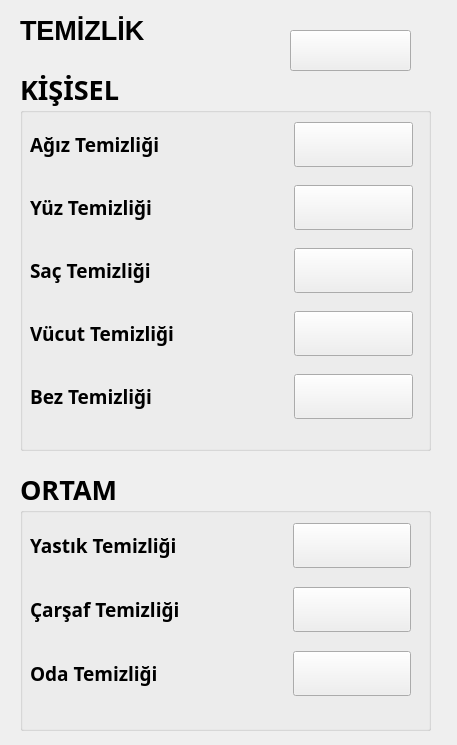
Above: ui/cleaning.ui from ahmetfaslantas/MaM-Sense before the change. Below: the same form after it.
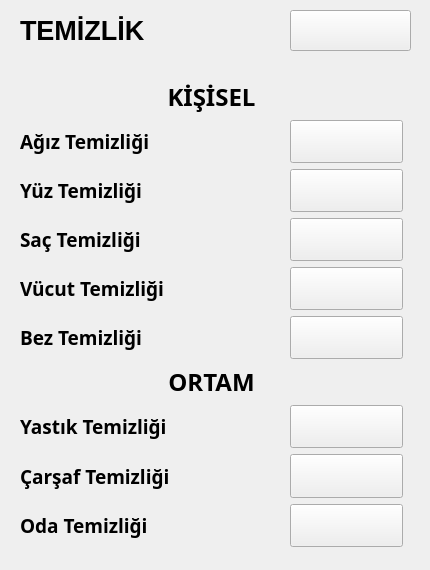
That is the form after the change. Icons and pictures are not drawn.

Commit message: Added Cleaning class and fixed a bug in FocusUtil

```diff
--- a/ui/cleaning.ui
+++ b/ui/cleaning.ui
@@ -1,13 +1,13 @@
 <?xml version="1.0" encoding="UTF-8"?>
 <ui version="4.0">
  <class>MainWindow</class>
- <widget class="QMainWindow" name="MainWindow">
+ <widget class="QWidget" name="MainWindow">
   <property name="geometry">
    <rect>
     <x>0</x>
     <y>0</y>
-    <width>457</width>
-    <height>745</height>
+    <width>430</width>
+    <height>570</height>
    </rect>
   </property>
   <property name="windowTitle">
@@ -18,13 +18,33 @@
     <normaloff>icons/MAMLOGO.png</normaloff>icons/MAMLOGO.png</iconset>
   </property>
   <widget class="QWidget" name="centralwidget">
-   <widget class="QGroupBox" name="groupBox">
+   <widget class="QLabel" name="label_15">
     <property name="geometry">
      <rect>
       <x>20</x>
-      <y>70</y>
-      <width>411</width>
-      <height>381</height>
+      <y>0</y>
+      <width>211</width>
+      <height>61</height>
+     </rect>
+    </property>
+    <property name="font">
+     <font>
+      <pointsize>20</pointsize>
+      <weight>75</weight>
+      <bold>true</bold>
+     </font>
+    </property>
+    <property name="text">
+     <string>TEMİZLİK</string>
+    </property>
+   </widget>
+   <widget class="QPushButton" name="pushButton_69">
+    <property name="geometry">
+     <rect>
+      <x>290</x>
+      <y>10</y>
+      <width>121</width>
+      <height>41</height>
      </rect>
     </property>
     <property name="font">
@@ -35,48 +55,52 @@
       <bold>true</bold>
      </font>
     </property>
-    <property name="title">
-     <string>KİŞİSEL</string>
+    <property name="text">
+     <string/>
     </property>
+    <property name="icon">
+     <iconset>
+      <normaloff>icons/back.png</normaloff>icons/back.png</iconset>
+    </property>
+    <property name="iconSize">
+     <size>
+      <width>32</width>
+      <height>32</height>
+     </size>
+    </property>
+   </widget>
     <widget class="QWidget" name="gridLayoutWidget">
      <property name="geometry">
       <rect>
-       <x>10</x>
-       <y>40</y>
+      <x>20</x>
+      <y>80</y>
        <width>383</width>
-       <height>321</height>
+      <height>467</height>
       </rect>
      </property>
      <layout class="QGridLayout" name="gridLayout">
       <property name="horizontalSpacing">
        <number>120</number>
       </property>
+     <item row="4" column="0">
+      <widget class="QLabel" name="label_12">
+       <property name="font">
+        <font>
+         <family>Century Gothic</family>
+         <pointsize>14</pointsize>
+         <weight>75</weight>
+         <bold>true</bold>
+        </font>
+       </property>
+       <property name="text">
+        <string>Vücut Temizliği</string>
+       </property>
+       <property name="alignment">
+        <set>Qt::AlignLeading|Qt::AlignLeft|Qt::AlignVCenter</set>
+       </property>
+      </widget>
+     </item>
       <item row="3" column="1">
-       <widget class="QPushButton" name="pushButton_67">
-        <property name="font">
-         <font>
-          <family>Century Gothic</family>
-          <pointsize>20</pointsize>
-          <weight>75</weight>
-          <bold>true</bold>
-         </font>
-        </property>
-        <property name="text">
-         <string/>
-        </property>
-        <property name="icon">
-         <iconset>
-          <normaloff>icons/notification.png</normaloff>icons/notification.png</iconset>
-        </property>
-        <property name="iconSize">
-         <size>
-          <width>32</width>
-          <height>32</height>
-         </size>
-        </property>
-       </widget>
-      </item>
-      <item row="2" column="1">
        <widget class="QPushButton" name="pushButton_66">
         <property name="font">
          <font>
@@ -101,32 +125,25 @@
         </property>
        </widget>
       </item>
-      <item row="4" column="1">
-       <widget class="QPushButton" name="pushButton_68">
+     <item row="7" column="0">
+      <widget class="QLabel" name="label_8">
         <property name="font">
          <font>
           <family>Century Gothic</family>
-          <pointsize>20</pointsize>
+         <pointsize>14</pointsize>
           <weight>75</weight>
           <bold>true</bold>
          </font>
         </property>
         <property name="text">
-         <string/>
-        </property>
-        <property name="icon">
-         <iconset>
-          <normaloff>icons/notification.png</normaloff>icons/notification.png</iconset>
-        </property>
-        <property name="iconSize">
-         <size>
-          <width>32</width>
-          <height>32</height>
-         </size>
+        <string>Yastık Temizliği</string>
+       </property>
+       <property name="alignment">
+        <set>Qt::AlignLeading|Qt::AlignLeft|Qt::AlignVCenter</set>
         </property>
        </widget>
       </item>
-      <item row="4" column="0">
+     <item row="5" column="0">
        <widget class="QLabel" name="label_14">
         <property name="font">
          <font>
@@ -144,7 +161,118 @@
         </property>
        </widget>
       </item>
-      <item row="1" column="0">
+     <item row="0" column="0" colspan="2">
+      <widget class="QLabel" name="label">
+       <property name="font">
+        <font>
+         <family>Century Gothic</family>
+         <pointsize>18</pointsize>
+         <weight>75</weight>
+         <bold>true</bold>
+        </font>
+       </property>
+       <property name="text">
+        <string>KİŞİSEL</string>
+       </property>
+       <property name="alignment">
+        <set>Qt::AlignCenter</set>
+       </property>
+      </widget>
+     </item>
+     <item row="4" column="1">
+      <widget class="QPushButton" name="pushButton_67">
+       <property name="font">
+        <font>
+         <family>Century Gothic</family>
+         <pointsize>20</pointsize>
+         <weight>75</weight>
+         <bold>true</bold>
+        </font>
+       </property>
+       <property name="text">
+        <string/>
+       </property>
+       <property name="icon">
+        <iconset>
+         <normaloff>icons/notification.png</normaloff>icons/notification.png</iconset>
+       </property>
+       <property name="iconSize">
+        <size>
+         <width>32</width>
+         <height>32</height>
+        </size>
+       </property>
+      </widget>
+     </item>
+     <item row="2" column="1">
+      <widget class="QPushButton" name="pushButton_65">
+       <property name="font">
+        <font>
+         <family>Century Gothic</family>
+         <pointsize>20</pointsize>
+         <weight>75</weight>
+         <bold>true</bold>
+        </font>
+       </property>
+       <property name="text">
+        <string/>
+       </property>
+       <property name="icon">
+        <iconset>
+         <normaloff>icons/notification.png</normaloff>icons/notification.png</iconset>
+       </property>
+       <property name="iconSize">
+        <size>
+         <width>32</width>
+         <height>32</height>
+        </size>
+       </property>
+      </widget>
+     </item>
+     <item row="6" column="0" colspan="2">
+      <widget class="QLabel" name="label_2">
+       <property name="font">
+        <font>
+         <family>Century Gothic</family>
+         <pointsize>18</pointsize>
+         <weight>75</weight>
+         <bold>true</bold>
+        </font>
+       </property>
+       <property name="text">
+        <string>ORTAM</string>
+       </property>
+       <property name="alignment">
+        <set>Qt::AlignCenter</set>
+       </property>
+      </widget>
+     </item>
+     <item row="8" column="1">
+      <widget class="QPushButton" name="pushButton_71">
+       <property name="font">
+        <font>
+         <family>Century Gothic</family>
+         <pointsize>20</pointsize>
+         <weight>75</weight>
+         <bold>true</bold>
+        </font>
+       </property>
+       <property name="text">
+        <string/>
+       </property>
+       <property name="icon">
+        <iconset>
+         <normaloff>icons/notification.png</normaloff>icons/notification.png</iconset>
+       </property>
+       <property name="iconSize">
+        <size>
+         <width>32</width>
+         <height>32</height>
+        </size>
+       </property>
+      </widget>
+     </item>
+     <item row="2" column="0">
        <widget class="QLabel" name="label_10">
         <property name="font">
          <font>
@@ -162,68 +290,7 @@
         </property>
        </widget>
       </item>
-      <item row="0" column="0">
-       <widget class="QLabel" name="label_9">
-        <property name="font">
-         <font>
-          <family>Century Gothic</family>
-          <pointsize>14</pointsize>
-          <weight>75</weight>
-          <bold>true</bold>
-         </font>
-        </property>
-        <property name="text">
-         <string>Ağız Temizliği</string>
-        </property>
-        <property name="alignment">
-         <set>Qt::AlignLeading|Qt::AlignLeft|Qt::AlignVCenter</set>
-        </property>
-       </widget>
-      </item>
       <item row="3" column="0">
-       <widget class="QLabel" name="label_12">
-        <property name="font">
-         <font>
-          <family>Century Gothic</family>
-          <pointsize>14</pointsize>
-          <weight>75</weight>
-          <bold>true</bold>
-         </font>
-        </property>
-        <property name="text">
-         <string>Vücut Temizliği</string>
-        </property>
-        <property name="alignment">
-         <set>Qt::AlignLeading|Qt::AlignLeft|Qt::AlignVCenter</set>
-        </property>
-       </widget>
-      </item>
-      <item row="1" column="1">
-       <widget class="QPushButton" name="pushButton_65">
-        <property name="font">
-         <font>
-          <family>Century Gothic</family>
-          <pointsize>20</pointsize>
-          <weight>75</weight>
-          <bold>true</bold>
-         </font>
-        </property>
-        <property name="text">
-         <string/>
-        </property>
-        <property name="icon">
-         <iconset>
-          <normaloff>icons/notification.png</normaloff>icons/notification.png</iconset>
-        </property>
-        <property name="iconSize">
-         <size>
-          <width>32</width>
-          <height>32</height>
-         </size>
-        </property>
-       </widget>
-      </item>
-      <item row="2" column="0">
        <widget class="QLabel" name="label_11">
         <property name="font">
          <font>
@@ -241,7 +308,7 @@
         </property>
        </widget>
       </item>
-      <item row="0" column="1">
+     <item row="1" column="1">
        <widget class="QPushButton" name="pushButton_64">
         <property name="font">
          <font>
@@ -266,18 +333,8 @@
         </property>
        </widget>
       </item>
-     </layout>
-    </widget>
-   </widget>
-   <widget class="QGroupBox" name="groupBox_2">
-    <property name="geometry">
-     <rect>
-      <x>20</x>
-      <y>470</y>
-      <width>411</width>
-      <height>261</height>
-     </rect>
-    </property>
+     <item row="5" column="1">
+      <widget class="QPushButton" name="pushButton_68">
     <property name="font">
      <font>
       <family>Century Gothic</family>
@@ -286,23 +343,22 @@
       <bold>true</bold>
      </font>
     </property>
-    <property name="title">
-     <string>ORTAM</string>
-    </property>
-    <widget class="QWidget" name="gridLayoutWidget_2">
-     <property name="geometry">
-      <rect>
-       <x>10</x>
-       <y>40</y>
-       <width>381</width>
-       <height>201</height>
-      </rect>
-     </property>
-     <layout class="QGridLayout" name="gridLayout_2">
-      <property name="horizontalSpacing">
-       <number>113</number>
-      </property>
-      <item row="0" column="1">
+       <property name="text">
+        <string/>
+       </property>
+       <property name="icon">
+        <iconset>
+         <normaloff>icons/notification.png</normaloff>icons/notification.png</iconset>
+       </property>
+       <property name="iconSize">
+        <size>
+         <width>32</width>
+         <height>32</height>
+        </size>
+       </property>
+      </widget>
+     </item>
+     <item row="7" column="1">
        <widget class="QPushButton" name="pushButton_70">
         <property name="font">
          <font>
@@ -327,33 +383,8 @@
         </property>
        </widget>
       </item>
-      <item row="1" column="1">
-       <widget class="QPushButton" name="pushButton_71">
-        <property name="font">
-         <font>
-          <family>Century Gothic</family>
-          <pointsize>20</pointsize>
-          <weight>75</weight>
-          <bold>true</bold>
-         </font>
-        </property>
-        <property name="text">
-         <string/>
-        </property>
-        <property name="icon">
-         <iconset>
-          <normaloff>icons/notification.png</normaloff>icons/notification.png</iconset>
-        </property>
-        <property name="iconSize">
-         <size>
-          <width>32</width>
-          <height>32</height>
-         </size>
-        </property>
-       </widget>
-      </item>
-      <item row="2" column="0">
-       <widget class="QLabel" name="label_16">
+     <item row="1" column="0">
+      <widget class="QLabel" name="label_9">
         <property name="font">
          <font>
           <family>Century Gothic</family>
@@ -363,14 +394,14 @@
          </font>
         </property>
         <property name="text">
-         <string>Oda Temizliği</string>
+        <string>Ağız Temizliği</string>
         </property>
         <property name="alignment">
          <set>Qt::AlignLeading|Qt::AlignLeft|Qt::AlignVCenter</set>
         </property>
        </widget>
       </item>
-      <item row="1" column="0">
+     <item row="8" column="0">
        <widget class="QLabel" name="label_13">
         <property name="font">
          <font>
@@ -388,8 +419,8 @@
         </property>
        </widget>
       </item>
-      <item row="0" column="0">
-       <widget class="QLabel" name="label_8">
+     <item row="9" column="0">
+      <widget class="QLabel" name="label_16">
         <property name="font">
          <font>
           <family>Century Gothic</family>
@@ -399,14 +430,14 @@
          </font>
         </property>
         <property name="text">
-         <string>Yastık Temizliği</string>
+        <string>Oda Temizliği</string>
         </property>
         <property name="alignment">
          <set>Qt::AlignLeading|Qt::AlignLeft|Qt::AlignVCenter</set>
         </property>
        </widget>
       </item>
-      <item row="2" column="1">
+     <item row="9" column="1">
        <widget class="QPushButton" name="pushButton_72">
         <property name="font">
          <font>
@@ -432,58 +463,6 @@
        </widget>
       </item>
      </layout>
-    </widget>
-   </widget>
-   <widget class="QLabel" name="label_15">
-    <property name="geometry">
-     <rect>
-      <x>20</x>
-      <y>0</y>
-      <width>211</width>
-      <height>61</height>
-     </rect>
-    </property>
-    <property name="font">
-     <font>
-      <pointsize>20</pointsize>
-      <weight>75</weight>
-      <bold>true</bold>
-     </font>
-    </property>
-    <property name="text">
-     <string>TEMİZLİK</string>
-    </property>
-   </widget>
-   <widget class="QPushButton" name="pushButton_69">
-    <property name="geometry">
-     <rect>
-      <x>290</x>
-      <y>30</y>
-      <width>121</width>
-      <height>41</height>
-     </rect>
-    </property>
-    <property name="font">
-     <font>
-      <family>Century Gothic</family>
-      <pointsize>20</pointsize>
-      <weight>75</weight>
-      <bold>true</bold>
-     </font>
-    </property>
-    <property name="text">
-     <string/>
-    </property>
-    <property name="icon">
-     <iconset>
-      <normaloff>icons/back.png</normaloff>icons/back.png</iconset>
-    </property>
-    <property name="iconSize">
-     <size>
-      <width>32</width>
-      <height>32</height>
-     </size>
-    </property>
    </widget>
   </widget>
  </widget>
```
Lines whose indentation alone changed are shown as unchanged. The commit also changes 11 other files.
